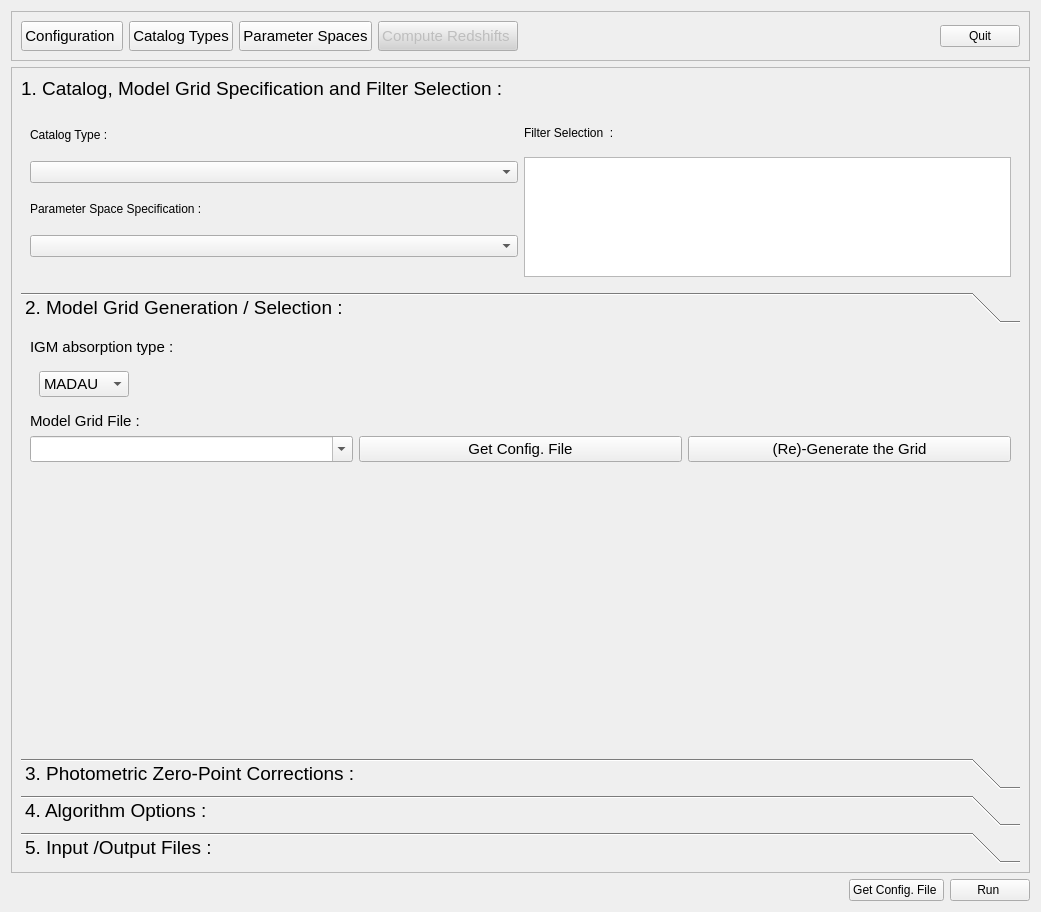
First picture: the form in PhzQtUI/auxdir/PhzQtUI/FormAnalysis.ui, repository astrorama/Phosphoros, before the edit.
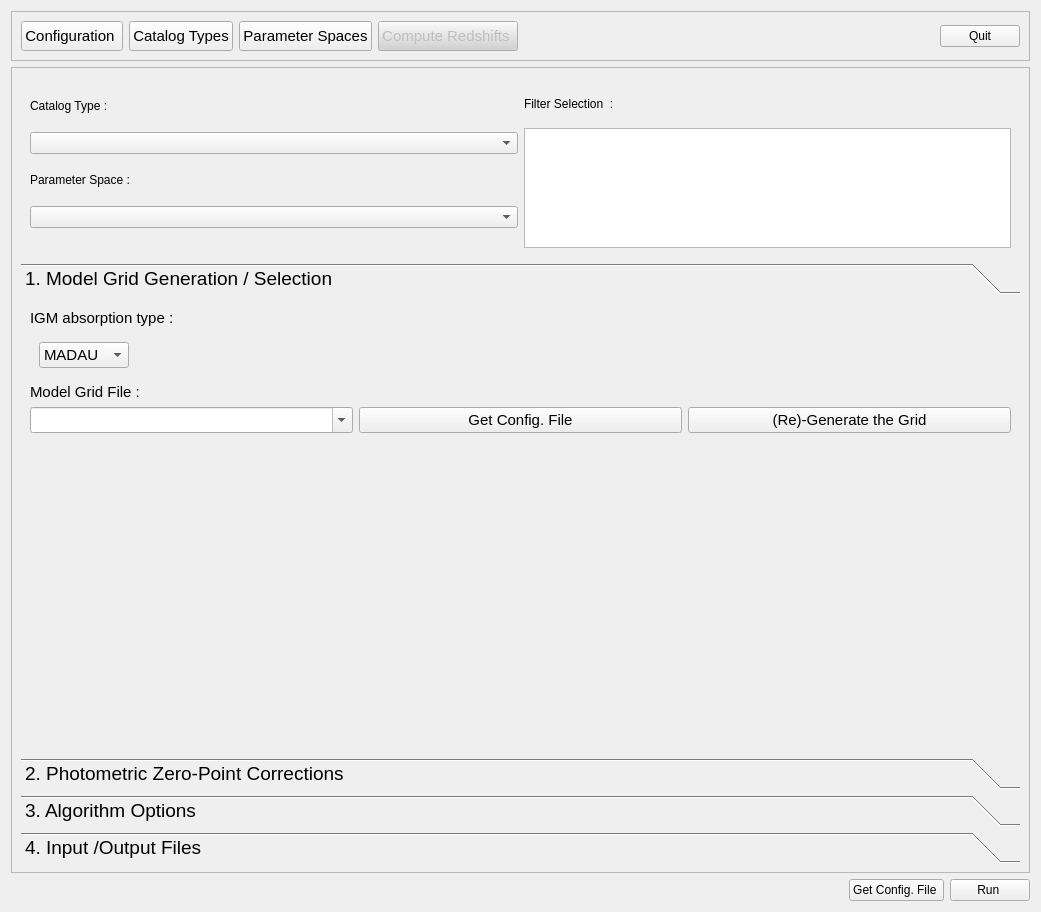
Second picture: the form after the edit. The open tabs and pages were chosen to show the change.

Commit message: Change ComputeRedshifs page layout

Diff of the .ui file:
```diff
--- a/PhzQtUI/auxdir/PhzQtUI/FormAnalysis.ui
+++ b/PhzQtUI/auxdir/PhzQtUI/FormAnalysis.ui
@@ -166,18 +166,6 @@
        </rect>
       </property>
       <layout class="QVBoxLayout" name="verticalLayout_9">
-       <item>
-        <widget class="QLabel" name="label_18">
-         <property name="font">
-          <font>
-           <pointsize>14</pointsize>
-          </font>
-         </property>
-         <property name="text">
-          <string>1. Catalog, Model Grid Specification and Filter Selection :</string>
-         </property>
-        </widget>
-       </item>
        <item>
         <widget class="QFrame" name="frame">
          <property name="minimumSize">
@@ -216,7 +204,7 @@
               <item>
                <widget class="QLabel" name="label_20">
                 <property name="text">
-                 <string>Parameter Space Specification :</string>
+                 <string>Parameter Space :</string>
                 </property>
                </widget>
               </item>
@@ -326,12 +314,12 @@
            <rect>
             <x>0</x>
             <y>0</y>
-            <width>417</width>
-            <height>162</height>
+            <width>1003</width>
+            <height>440</height>
            </rect>
           </property>
           <attribute name="label">
-           <string>2. Model Grid Generation / Selection :</string>
+           <string>1. Model Grid Generation / Selection</string>
           </attribute>
           <layout class="QVBoxLayout" name="verticalLayout_10">
            <item>
@@ -489,7 +477,7 @@
            </rect>
           </property>
           <attribute name="label">
-           <string>3. Photometric Zero-Point Corrections :</string>
+           <string>2. Photometric Zero-Point Corrections</string>
           </attribute>
           <layout class="QVBoxLayout" name="verticalLayout_11">
            <item>
@@ -640,7 +628,7 @@
            </rect>
           </property>
           <attribute name="label">
-           <string>4. Algorithm Options :</string>
+           <string>3. Algorithm Options</string>
           </attribute>
           <layout class="QVBoxLayout" name="verticalLayout_6">
            <item>
@@ -806,7 +794,7 @@
            </rect>
           </property>
           <attribute name="label">
-           <string>5. Input /Output Files :</string>
+           <string>4. Input /Output Files</string>
           </attribute>
           <layout class="QVBoxLayout" name="verticalLayout_8">
            <item>
```
Left out of the diff: 10 changed lines with no effect on the pictures.
